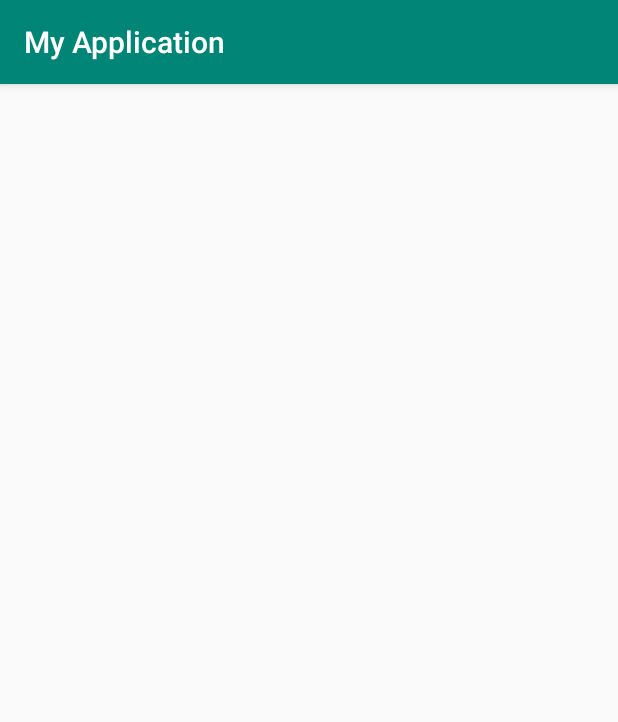
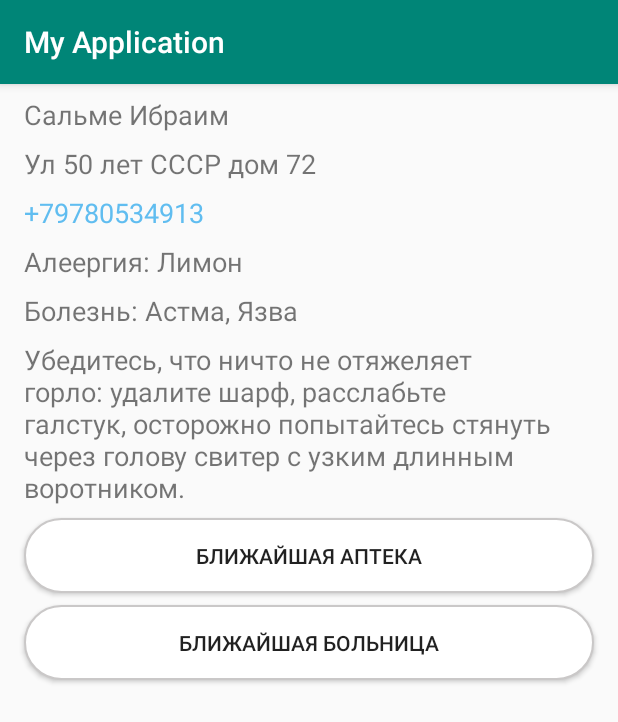
Before and after one commit to IbroJim/HereAPI, an Android app: the screen it shows after launch (MainActivity before the commit, LauncherActivity after it), on a phone screen of 412 x 824 dp. Shown: the top 722 px of the screen. Run offline under Robolectric (Android 15) with nearby library versions, the phone set to English and light mode, and no system bars.

```diff
--- a/app/src/main/AndroidManifest.xml
+++ b/app/src/main/AndroidManifest.xml
@@ -6,6 +6,8 @@
     <uses-permission android:name="android.permission.ACCESS_NETWORK_STATE"/>
     <uses-permission android:name="android.permission.INTERNET"/>
     <uses-permission android:name="android.permission.ACCESS_WIFI_STATE"/>
+    <uses-permission android:name="android.permission.ACCESS_FINE_LOCATION" />
+    <uses-permission android:name="android.permission.ACCESS_COARSE_LOCATION" />
 
     <application
         android:allowBackup="true"
@@ -15,13 +17,14 @@
         android:supportsRtl="true"
         android:hardwareAccelerated="true"
         android:theme="@style/AppTheme">
-        <activity android:name=".MainActivity">
+        <activity android:name=".LauncherActivity">
             <intent-filter>
                 <action android:name="android.intent.action.MAIN" />
 
                 <category android:name="android.intent.category.LAUNCHER" />
             </intent-filter>
         </activity>
+        <activity android:name=".MapActivity"/>
         <meta-data android:name="com.here.android.maps.appid" android:value="xhUOWM2m70dBEbaUy2Lw"/>
         <meta-data android:name="com.here.android.maps.apptoken" android:value="A6Pru-bcvsnGV8kYbdONqQ"/>
     </application>
--- /dev/null
+++ b/app/src/main/java/my/example/here/LauncherActivity.java
@@ -0,0 +1,74 @@
+package my.example.here;
+
+import android.Manifest;
+import android.content.Context;
+import android.content.Intent;
+import android.content.pm.PackageManager;
+import android.os.Build;
+import android.os.Bundle;
+import android.support.annotation.Nullable;
+import android.support.v4.app.ActivityCompat;
+import android.support.v7.app.AppCompatActivity;
+import android.view.View;
+import android.widget.Button;
+
+public class LauncherActivity extends AppCompatActivity implements View.OnClickListener {
+
+    private Button pharmacyBtn, hospitalBtn;
+    private static final String EXTRA_SEARCH_REQUEST="search";
+    private final static int REQUEST_CODE_ASK_PERMISSIONS = 1;
+    private static final String[] RUNTIME_PERMISSIONS = {
+            Manifest.permission.ACCESS_FINE_LOCATION,
+            Manifest.permission.WRITE_EXTERNAL_STORAGE,
+            Manifest.permission.INTERNET,
+            Manifest.permission.ACCESS_WIFI_STATE,
+            Manifest.permission.ACCESS_NETWORK_STATE
+    };
+
+    @Override
+    protected void onCreate(@Nullable Bundle savedInstanceState) {
+        super.onCreate(savedInstanceState);
+        setContentView(R.layout.main_layout);
+         setypButton();
+        if (hasPermissions(this, RUNTIME_PERMISSIONS)) {
+
+        } else {
+            ActivityCompat
+                    .requestPermissions(this, RUNTIME_PERMISSIONS, REQUEST_CODE_ASK_PERMISSIONS);
+        }
+    }
+    private static boolean hasPermissions(Context context, String... permissions) {
+        if (android.os.Build.VERSION.SDK_INT >= Build.VERSION_CODES.M && permissions != null) {
+            for (String permission : permissions) {
+                if (ActivityCompat.checkSelfPermission(context, permission)
+                        != PackageManager.PERMISSION_GRANTED) {
+                    return false;
+                }
+            }
+        }
+        return true;
+    }
+    private void setypButton(){
+        pharmacyBtn=(Button) findViewById(R.id.pharmacy);
+        hospitalBtn=(Button) findViewById(R.id.hospital);
+        pharmacyBtn.setOnClickListener(this);
+        hospitalBtn.setOnClickListener(this);
+    }
+
+
+    @Override
+    public void onClick(View v) {
+        switch (v.getId()){
+            case  R.id.hospital:
+                Intent intent=new Intent(this, MapActivity.class);
+                intent.putExtra(EXTRA_SEARCH_REQUEST,"hospital");
+                startActivity(intent);
+                break;
+            case R.id.pharmacy:
+                Intent intent1=new Intent(this,MapActivity.class);
+                intent1.putExtra(EXTRA_SEARCH_REQUEST,"pharmacy");
+                startActivity(intent1);
+                break;
+        }
+    }
+}
--- a/app/src/main/java/my/example/here/MainActivity.java
+++ /dev/null
@@ -1,131 +0,0 @@
-package my.example.here;
-
-import android.support.v7.app.AppCompatActivity;
-import android.os.Bundle;
-import android.util.Log;
-import android.widget.Toast;
-
-import com.here.android.mpa.common.GeoCoordinate;
-import com.here.android.mpa.common.GeoPolyline;
-import com.here.android.mpa.common.OnEngineInitListener;
-import com.here.android.mpa.mapping.Map;
-import com.here.android.mpa.mapping.MapMarker;
-import com.here.android.mpa.mapping.MapObject;
-import com.here.android.mpa.mapping.SupportMapFragment;
-import com.here.android.mpa.search.Address;
-import com.here.android.mpa.search.Category;
-import com.here.android.mpa.search.DiscoveryRequest;
-import com.here.android.mpa.search.DiscoveryResult;
-import com.here.android.mpa.search.DiscoveryResultPage;
-import com.here.android.mpa.search.ErrorCode;
-import com.here.android.mpa.search.Place;
-import com.here.android.mpa.search.PlaceLink;
-import com.here.android.mpa.search.PlaceRequest;
-import com.here.android.mpa.search.ResultListener;
-import com.here.android.mpa.search.ReverseGeocodeRequest;
-import com.here.android.mpa.search.SearchRequest;
-
-import java.util.ArrayList;
-import java.util.List;
-
-
-public class MainActivity extends AppCompatActivity {
-
-
-    private Map map = null;
-    private SupportMapFragment mapFragment = null;
-
-    @Override
-    protected void onCreate(Bundle savedInstanceState) {
-        super.onCreate(savedInstanceState);
-        setContentView(R.layout.activity_main);
-        initialize();
-    }
-
-    private void initialize() {
-        mapFragment = (SupportMapFragment) getSupportFragmentManager().findFragmentById(R.id.mapfragmnet);
-        mapFragment.init(new OnEngineInitListener() {
-            @Override
-            public void onEngineInitializationCompleted(Error error) {
-                if (error == OnEngineInitListener.Error.NONE) {
-                    // retrieve a reference of the map from the map fragment
-                    map = mapFragment.getMap();
-                    // Set the map center to the Vancouver region (no animation)
-                    map.setCenter(new GeoCoordinate(55.751429, 37.639054, 0.0),
-                            Map.Animation.NONE);
-
-
-                    MapMarker defaultMarker = new MapMarker();
-                    defaultMarker.setCoordinate(new GeoCoordinate(55.752000, 37.639054, 0.0));
-                    map.addMapObject(defaultMarker);
-                    // Set the zoom level to the average between min and max
-                    map.setZoomLevel((map.getMaxZoomLevel() + map.getMinZoomLevel()) / 2);
-
-                } else {
-                    System.out.println("ERROR: Cannot initialize Map Fragment");
-                }
-            }
-        });
-
-        searchPharmacy();
-    }
-
-
-   private void searchPharmacy(){
-        class SearchRequestListener implements ResultListener<DiscoveryResultPage> {
-            final List<GeoCoordinate> geoCoordinatesList=new ArrayList<>();
-            @Override
-            public void onCompleted(DiscoveryResultPage data, ErrorCode error) {
-                if (error != ErrorCode.NONE) {
-                    // Handle error
-
-                } else {
-                    PlaceLink link = null;
-                     for(int i=0;i<data.getPlaceLinks().size();i++) {
-                         link=data.getPlaceLinks().get(i);
-                         GeoCoordinate a = link.getPosition();
-                         geoCoordinatesList.add(a);
-                         Log.d("Hello", a.toString());
-
-                     }
-                     setMap(geoCoordinatesList);
-
-                   //  setMap(geoCoordinatesList);
-                  //     List<DiscoveryResult> arrayList =data.getItems();
-                     //   for (int i=0;arrayList.size()>i;i++){
-                       //     String a=arrayList.get(i).getTitle();
-                         //   Log.d("Hello",a);
-                        //}
-                }
-
-            }
-        }
-
-        try {
-            GeoCoordinate seattle
-                    = new GeoCoordinate(55.751429,37.639054, 0.0);
-
-            DiscoveryRequest request =
-                    new SearchRequest("hospital").setSearchCenter(seattle);
-
-            // limit number of items in each result page to 10
-            request.setCollectionSize(10);
-            ErrorCode error = request.execute(new SearchRequestListener());
-            if( error != ErrorCode.NONE ) {
-            }
-
-        } catch (IllegalArgumentException ex) {
-        }
-    }
-   private void setMap(List<GeoCoordinate> list){
-        List<MapObject> mapMarkerList=new ArrayList<>();
-        for (int i=0;i<list.size();i++){
-            mapMarkerList.add(new MapMarker(list.get(i)));
-        }
-        map.addMapObjects(mapMarkerList);
-   }
-
-
-
-
-   }
--- /dev/null
+++ b/app/src/main/res/drawable/button_background.xml
@@ -0,0 +1,20 @@
+<?xml version="1.0" encoding="utf-8"?>
+<selector xmlns:android="http://schemas.android.com/apk/res/android">
+    <item
+        android:state_pressed="true">
+        <shape>
+            <solid android:color="@color/colorAccent"/>
+            <stroke android:color="@color/colorBlack"
+                android:width="1dp"/>
+            <corners android:radius="50dp"/>
+        </shape>
+    </item>
+    <item>
+        <shape>
+            <solid android:color="@color/colorWhite"/>
+            <stroke android:color="@color/colorGrey"
+                android:width="1dp"/>
+            <corners android:radius="50dp"/>
+        </shape>
+    </item>
+</selector>
--- /dev/null
+++ b/app/src/main/res/layout/main_layout.xml
@@ -0,0 +1,33 @@
+<?xml version="1.0" encoding="utf-8"?>
+<LinearLayout
+    xmlns:android="http://schemas.android.com/apk/res/android"
+    android:layout_width="match_parent"
+    android:layout_height="match_parent"
+    android:orientation="vertical">
+    <TextView style="@style/MyStyle"
+        android:layout_width="match_parent"
+        android:layout_height="wrap_content"
+        android:text="@string/name"/>
+    <TextView style="@style/MyStyle"
+        android:text="@string/address"/>
+    <TextView style="@style/MyStyle"
+        android:text="@string/number"
+        android:textColor="@color/colorLink"/>
+    <TextView style="@style/MyStyle"
+        android:text="@string/allergy"/>
+    <TextView style="@style/MyStyle"  android:text="@string/disease"/>
+    <TextView
+        style="@style/MyStyle"
+        android:text="@string/first_aid"
+        android:gravity="center_vertical"/>
+    <Button
+        android:id="@+id/pharmacy"
+        android:text="@string/nearest_pharmacy"
+        style="@style/MyButoon" />
+    <Button
+        android:id="@+id/hospital"
+        android:text="@string/nearest_hospital"
+        style="@style/MyButoon" />
+
+
+</LinearLayout>
--- a/app/src/main/res/layout/activity_main.xml
+++ b/app/src/main/res/layout/map_layout.xml
@@ -5,7 +5,7 @@
     xmlns:tools="http://schemas.android.com/tools"
     android:layout_width="match_parent"
     android:layout_height="match_parent"
-    tools:context=".MainActivity">
+    tools:context=".MapActivity">
     <fragment
         class="com.here.android.mpa.mapping.SupportMapFragment"
         android:id="@+id/mapfragmnet"
--- a/app/src/main/res/values/colors.xml
+++ b/app/src/main/res/values/colors.xml
@@ -3,4 +3,8 @@
     <color name="colorPrimary">#008577</color>
     <color name="colorPrimaryDark">#00574B</color>
     <color name="colorAccent">#D81B60</color>
+    <color name="colorBlack">#000000</color>
+    <color name="colorWhite">#FFFFFF</color>
+    <color name="colorGrey">#CAC8C8</color>
+    <color name="colorLink">#60BDF0</color>
 </resources>
--- a/app/src/main/res/values/strings.xml
+++ b/app/src/main/res/values/strings.xml
@@ -1,3 +1,11 @@
 <resources>
     <string name="app_name">My Application</string>
+    <string name="name">Сальме Ибраим</string>
+    <string name="address">Ул 50 лет СССР дом 72</string>
+    <string name="number">+79780534913</string>
+    <string name="disease">Болезнь: Астма, Язва</string>
+    <string name="allergy">Алеергия: Лимон</string>
+    <string name="first_aid">Убедитесь, что ничто не отяжеляет горло: удалите шарф, расслабьте галстук, осторожно попытайтесь стянуть через голову свитер с узким длинным воротником.</string>
+    <string name="nearest_pharmacy">ближайшая аптека</string>
+    <string name="nearest_hospital">ближайшая больница</string>
 </resources>
--- a/app/src/main/res/values/styles.xml
+++ b/app/src/main/res/values/styles.xml
@@ -8,4 +8,22 @@
         <item name="colorAccent">@color/colorAccent</item>
     </style>
 
+    <style name="MyStyle">
+        <item name="android:layout_height">wrap_content</item>
+        <item name="android:layout_width">match_parent</item>
+        <item name="android:layout_marginTop">8dp</item>
+        <item name="android:textSize">18sp</item>
+        <item name="android:layout_marginLeft">16dp</item>
+        <item name="android:layout_marginRight">16dp</item>
+    </style>
+
+    <style name="MyButoon">
+        <item name="android:background">@drawable/button_background</item>
+        <item name="android:layout_height">50dp</item>
+        <item name="android:layout_width">match_parent</item>
+        <item name="android:layout_marginTop">8dp</item>
+        <item name="android:layout_marginLeft">16dp</item>
+        <item name="android:layout_marginRight">16dp</item>
+    </style>
+
 </resources>
```
Also changed, not shown: app/src/main/java/my/example/here/MapActivity.java (added, +222 -0 lines), app/src/main/java/my/example/here/TestJava.java (deleted, +0 -19 lines), app/src/main/res/layout/test_venue_fragment.xml (deleted, +0 -13 lines).
